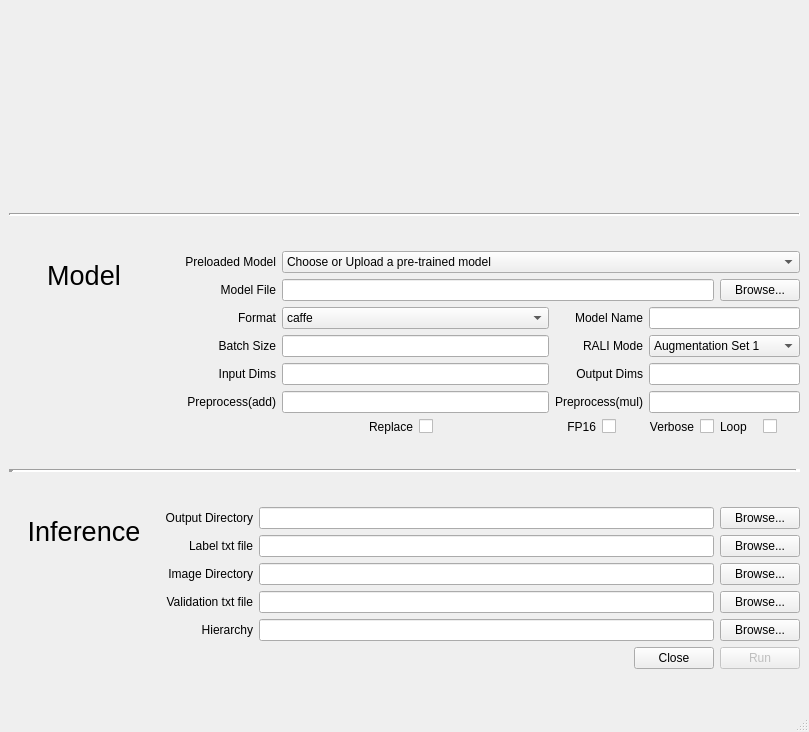
This is inference_control.ui in kiritigowda/MIVisionX-Validation-Tool as Qt 5 draws it before an edit. The edited form follows.
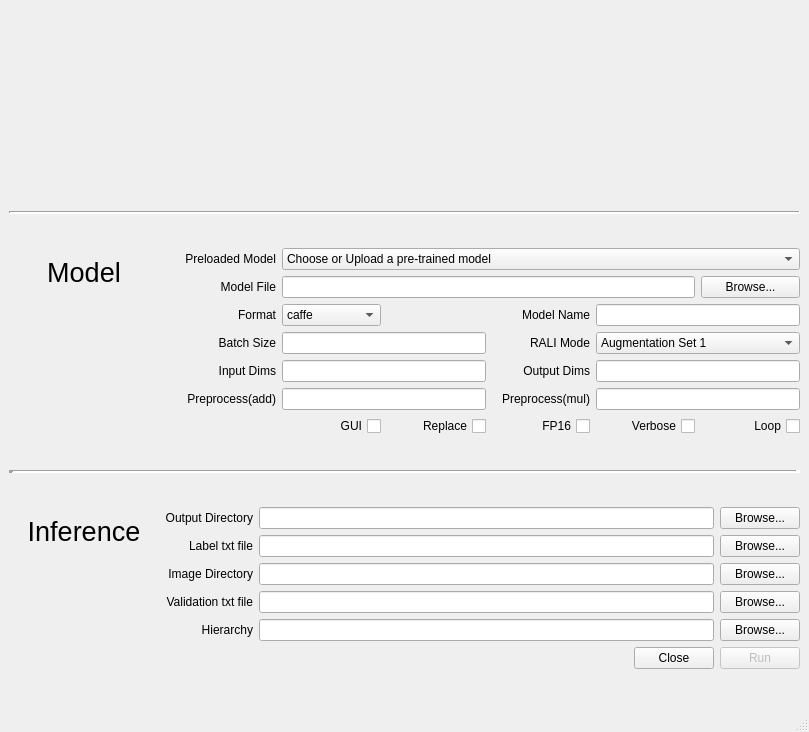
This is the edited form. Icons and pictures are not drawn.

Patch:
```diff
--- a/inference_control.ui
+++ b/inference_control.ui
@@ -131,7 +131,141 @@
     </item>
     <item>
      <layout class="QGridLayout" name="gridLayout">
-      <item row="3" column="4" colspan="2">
+      <item row="4" column="5" colspan="2">
+       <widget class="QLineEdit" name="odims_lineEdit">
+        <property name="text">
+         <string/>
+        </property>
+       </widget>
+      </item>
+      <item row="2" column="1">
+       <widget class="QLabel" name="format_label">
+        <property name="font">
+         <font>
+          <family>Ubuntu</family>
+         </font>
+        </property>
+        <property name="text">
+         <string>Format</string>
+        </property>
+        <property name="alignment">
+         <set>Qt::AlignRight|Qt::AlignTrailing|Qt::AlignVCenter</set>
+        </property>
+       </widget>
+      </item>
+      <item row="2" column="5" colspan="2">
+       <widget class="QLineEdit" name="name_lineEdit">
+        <property name="text">
+         <string/>
+        </property>
+       </widget>
+      </item>
+      <item row="6" column="4">
+       <widget class="QCheckBox" name="fp16_checkBox">
+        <property name="layoutDirection">
+         <enum>Qt::RightToLeft</enum>
+        </property>
+        <property name="text">
+         <string>FP16</string>
+        </property>
+       </widget>
+      </item>
+      <item row="5" column="4">
+       <widget class="QLabel" name="pmul_label">
+        <property name="font">
+         <font>
+          <family>Ubuntu</family>
+         </font>
+        </property>
+        <property name="text">
+         <string>Preprocess(mul)</string>
+        </property>
+        <property name="alignment">
+         <set>Qt::AlignRight|Qt::AlignTrailing|Qt::AlignVCenter</set>
+        </property>
+       </widget>
+      </item>
+      <item row="1" column="1">
+       <widget class="QLabel" name="file_label">
+        <property name="minimumSize">
+         <size>
+          <width>111</width>
+          <height>0</height>
+         </size>
+        </property>
+        <property name="font">
+         <font>
+          <family>Ubuntu</family>
+         </font>
+        </property>
+        <property name="text">
+         <string>Model File</string>
+        </property>
+        <property name="alignment">
+         <set>Qt::AlignRight|Qt::AlignTrailing|Qt::AlignVCenter</set>
+        </property>
+       </widget>
+      </item>
+      <item row="2" column="2">
+       <widget class="QComboBox" name="format_comboBox">
+        <property name="font">
+         <font>
+          <family>Ubuntu</family>
+         </font>
+        </property>
+        <item>
+         <property name="text">
+          <string>caffe</string>
+         </property>
+        </item>
+        <item>
+         <property name="text">
+          <string>onnx</string>
+         </property>
+        </item>
+        <item>
+         <property name="text">
+          <string>nnef</string>
+         </property>
+        </item>
+       </widget>
+      </item>
+      <item row="6" column="6">
+       <widget class="QCheckBox" name="loop_checkBox">
+        <property name="layoutDirection">
+         <enum>Qt::RightToLeft</enum>
+        </property>
+        <property name="text">
+         <string>Loop</string>
+        </property>
+       </widget>
+      </item>
+      <item row="5" column="1">
+       <widget class="QLabel" name="padd_label">
+        <property name="font">
+         <font>
+          <family>Ubuntu</family>
+         </font>
+        </property>
+        <property name="text">
+         <string>Preprocess(add)</string>
+        </property>
+        <property name="alignment">
+         <set>Qt::AlignRight|Qt::AlignTrailing|Qt::AlignVCenter</set>
+        </property>
+       </widget>
+      </item>
+      <item row="3" column="1">
+       <widget class="QLabel" name="batch_label">
+        <property name="text">
+         <string>Batch Size</string>
+        </property>
+        <property name="alignment">
+         <set>Qt::AlignRight|Qt::AlignTrailing|Qt::AlignVCenter</set>
+        </property>
+       </widget>
+      </item>
+      <item row="3" column="5" colspan="2">
        <widget class="QComboBox" name="mode_comboBox">
         <property name="enabled">
          <bool>true</bool>
@@ -153,67 +287,46 @@
         </item>
        </widget>
       </item>
-      <item row="6" column="3">
-       <layout class="QHBoxLayout" name="fp16_Layout">
-        <item>
-         <widget class="QLabel" name="fp16_label">
-          <property name="font">
-           <font>
-            <family>Ubuntu</family>
-           </font>
-          </property>
-          <property name="text">
-           <string>FP16</string>
-          </property>
-          <property name="alignment">
-           <set>Qt::AlignRight|Qt::AlignTrailing|Qt::AlignVCenter</set>
-          </property>
-         </widget>
-        </item>
-        <item>
-         <widget class="QCheckBox" name="fp16_checkBox">
-          <property name="text">
-           <string/>
-          </property>
-         </widget>
-        </item>
-       </layout>
+      <item row="5" column="5" colspan="2">
+       <widget class="QLineEdit" name="pmul_lineEdit">
+        <property name="text">
+         <string/>
+        </property>
+       </widget>
       </item>
-      <item row="0" column="1">
-       <widget class="QLabel" name="upload_label">
-        <property name="layoutDirection">
-         <enum>Qt::RightToLeft</enum>
+      <item row="2" column="4">
+       <widget class="QLabel" name="name_label">
+        <property name="text">
+         <string>Model Name</string>
         </property>
+        <property name="alignment">
+         <set>Qt::AlignRight|Qt::AlignTrailing|Qt::AlignVCenter</set>
+        </property>
+       </widget>
+      </item>
+      <item row="4" column="4">
+       <widget class="QLabel" name="odims_label">
+        <property name="font">
+         <font>
+          <family>Ubuntu</family>
+         </font>
+        </property>
         <property name="text">
-         <string>Preloaded Model</string>
+         <string>Output Dims</string>
         </property>
         <property name="alignment">
          <set>Qt::AlignRight|Qt::AlignTrailing|Qt::AlignVCenter</set>
         </property>
        </widget>
       </item>
-      <item row="6" column="2">
-       <layout class="QHBoxLayout" name="replace_Layout">
-        <item>
-         <widget class="QLabel" name="replace_label">
-          <property name="text">
-           <string>Replace</string>
-          </property>
-          <property name="alignment">
-           <set>Qt::AlignRight|Qt::AlignTrailing|Qt::AlignVCenter</set>
-          </property>
-         </widget>
-        </item>
-        <item>
-         <widget class="QCheckBox" name="replace_checkBox">
-          <property name="text">
-           <string/>
-          </property>
-         </widget>
-        </item>
-       </layout>
+      <item row="1" column="6">
+       <widget class="QPushButton" name="file_pushButton">
+        <property name="text">
+         <string>Browse...</string>
+        </property>
+       </widget>
       </item>
-      <item row="0" column="0" rowspan="6">
+      <item row="0" column="0" rowspan="4">
        <widget class="QFrame" name="model_frame">
         <property name="sizePolicy">
          <sizepolicy hsizetype="MinimumExpanding" vsizetype="Preferred">
@@ -274,27 +387,6 @@
         </layout>
        </widget>
       </item>
-      <item row="1" column="1">
-       <widget class="QLabel" name="file_label">
-        <property name="minimumSize">
-         <size>
-          <width>111</width>
-          <height>0</height>
-         </size>
-        </property>
-        <property name="font">
-         <font>
-          <family>Ubuntu</family>
-         </font>
-        </property>
-        <property name="text">
-         <string>Model File</string>
-        </property>
-        <property name="alignment">
-         <set>Qt::AlignRight|Qt::AlignTrailing|Qt::AlignVCenter</set>
-        </property>
-       </widget>
-      </item>
       <item row="4" column="1">
        <widget class="QLabel" name="idims__label">
         <property name="font">
@@ -310,113 +402,47 @@
         </property>
        </widget>
       </item>
-      <item row="3" column="1">
-       <widget class="QLabel" name="batch_label">
-        <property name="text">
-         <string>Batch Size</string>
+      <item row="0" column="1">
+       <widget class="QLabel" name="upload_label">
+        <property name="layoutDirection">
+         <enum>Qt::RightToLeft</enum>
         </property>
-        <property name="alignment">
-         <set>Qt::AlignRight|Qt::AlignTrailing|Qt::AlignVCenter</set>
-        </property>
-       </widget>
-      </item>
-      <item row="6" column="5">
-       <layout class="QHBoxLayout" name="loop_Layout" stretch="0,0">
-        <item>
-         <widget class="QLabel" name="loop_label">
-          <property name="text">
-           <string>Loop</string>
-          </property>
-         </widget>
-        </item>
-        <item>
-         <widget class="QCheckBox" name="loop_checkBox">
-          <property name="text">
-           <string/>
-          </property>
-         </widget>
-        </item>
-       </layout>
-      </item>
-      <item row="5" column="2">
-       <widget class="QLineEdit" name="padd_lineEdit">
         <property name="text">
-         <string/>
+         <string>Preloaded Model</string>
         </property>
-       </widget>
-      </item>
-      <item row="2" column="4" colspan="2">
-       <widget class="QLineEdit" name="name_lineEdit">
-        <property name="text">
-         <string/>
-        </property>
-       </widget>
-      </item>
-      <item row="5" column="3">
-       <widget class="QLabel" name="pmul_label">
-        <property name="font">
-         <font>
-          <family>Ubuntu</family>
-         </font>
-        </property>
-        <property name="text">
-         <string>Preprocess(mul)</string>
-        </property>
         <property name="alignment">
          <set>Qt::AlignRight|Qt::AlignTrailing|Qt::AlignVCenter</set>
         </property>
        </widget>
       </item>
-      <item row="6" column="4">
-       <layout class="QHBoxLayout" name="verbose_Layout">
-        <item>
-         <widget class="QLabel" name="verbose_label">
-          <property name="text">
-           <string>Verbose</string>
-          </property>
-          <property name="alignment">
-           <set>Qt::AlignRight|Qt::AlignTrailing|Qt::AlignVCenter</set>
-          </property>
-         </widget>
-        </item>
-        <item>
-         <widget class="QCheckBox" name="verbose_checkBox">
-          <property name="text">
-           <string/>
-          </property>
-         </widget>
-        </item>
-       </layout>
-      </item>
-      <item row="2" column="3">
-       <widget class="QLabel" name="name_label">
-        <property name="text">
-         <string>Model Name</string>
-        </property>
-        <property name="alignment">
-         <set>Qt::AlignRight|Qt::AlignTrailing|Qt::AlignVCenter</set>
-        </property>
-       </widget>
-      </item>
-      <item row="4" column="3">
-       <widget class="QLabel" name="odims_label">
-        <property name="font">
-         <font>
-          <family>Ubuntu</family>
-         </font>
-        </property>
-        <property name="text">
-         <string>Output Dims</string>
-        </property>
-        <property name="alignment">
-         <set>Qt::AlignRight|Qt::AlignTrailing|Qt::AlignVCenter</set>
-        </property>
-       </widget>
-      </item>
-      <item row="3" column="2">
+      <item row="3" column="2" colspan="2">
        <widget class="QLineEdit" name="batch_lineEdit"/>
       </item>
-      <item row="3" column="3">
+      <item row="4" column="2" colspan="2">
+       <widget class="QLineEdit" name="idims_lineEdit">
+        <property name="text">
+         <string/>
+        </property>
+       </widget>
+      </item>
+      <item row="5" column="2" colspan="2">
+       <widget class="QLineEdit" name="padd_lineEdit">
+        <property name="text">
+         <string/>
+        </property>
+       </widget>
+      </item>
+      <item row="6" column="5">
+       <widget class="QCheckBox" name="verbose_checkBox">
+        <property name="layoutDirection">
+         <enum>Qt::RightToLeft</enum>
+        </property>
+        <property name="text">
+         <string>Verbose</string>
+        </property>
+       </widget>
+      </item>
+      <item row="3" column="4">
        <widget class="QLabel" name="mode_label">
         <property name="text">
          <string>RALI Mode</string>
@@ -426,52 +452,27 @@
         </property>
        </widget>
       </item>
-      <item row="1" column="5">
-       <widget class="QPushButton" name="file_pushButton">
-        <property name="text">
-         <string>Browse...</string>
+      <item row="6" column="3">
+       <widget class="QCheckBox" name="replace_checkBox">
+        <property name="layoutDirection">
+         <enum>Qt::RightToLeft</enum>
         </property>
-       </widget>
-      </item>
-      <item row="0" column="2" colspan="4">
-       <widget class="QComboBox" name="upload_comboBox">
-        <item>
-         <property name="text">
-          <string>Choose or Upload a pre-trained model</string>
-         </property>
-        </item>
-       </widget>
-      </item>
-      <item row="5" column="4" colspan="2">
-       <widget class="QLineEdit" name="pmul_lineEdit">
         <property name="text">
-         <string/>
+         <string>Replace</string>
         </property>
        </widget>
       </item>
-      <item row="4" column="2">
-       <widget class="QLineEdit" name="idims_lineEdit">
-        <property name="text">
-         <string/>
+      <item row="6" column="2">
+       <widget class="QCheckBox" name="gui_checkBox">
+        <property name="layoutDirection">
+         <enum>Qt::RightToLeft</enum>
         </property>
-       </widget>
-      </item>
-      <item row="5" column="1">
-       <widget class="QLabel" name="padd_label">
-        <property name="font">
-         <font>
-          <family>Ubuntu</family>
-         </font>
-        </property>
         <property name="text">
-         <string>Preprocess(add)</string>
+         <string>GUI</string>
         </property>
-        <property name="alignment">
-         <set>Qt::AlignRight|Qt::AlignTrailing|Qt::AlignVCenter</set>
-        </property>
        </widget>
       </item>
-      <item row="1" column="2" colspan="3">
+      <item row="1" column="2" colspan="4">
        <widget class="QLineEdit" name="file_lineEdit">
         <property name="sizePolicy">
          <sizepolicy hsizetype="Expanding" vsizetype="Preferred">
@@ -484,50 +485,13 @@
         </property>
        </widget>
       </item>
-      <item row="2" column="2">
-       <widget class="QComboBox" name="format_comboBox">
-        <property name="font">
-         <font>
-          <family>Ubuntu</family>
-         </font>
-        </property>
+      <item row="0" column="2" colspan="5">
+       <widget class="QComboBox" name="upload_comboBox">
         <item>
          <property name="text">
-          <string>caffe</string>
+          <string>Choose or Upload a pre-trained model</string>
          </property>
         </item>
-        <item>
-         <property name="text">
-          <string>onnx</string>
-         </property>
-        </item>
-        <item>
-         <property name="text">
-          <string>nnef</string>
-         </property>
-        </item>
-       </widget>
-      </item>
-      <item row="2" column="1">
-       <widget class="QLabel" name="format_label">
-        <property name="font">
-         <font>
-          <family>Ubuntu</family>
-         </font>
-        </property>
-        <property name="text">
-         <string>Format</string>
-        </property>
-        <property name="alignment">
-         <set>Qt::AlignRight|Qt::AlignTrailing|Qt::AlignVCenter</set>
-        </property>
-       </widget>
-      </item>
-      <item row="4" column="4" colspan="2">
-       <widget class="QLineEdit" name="odims_lineEdit">
-        <property name="text">
-         <string/>
-        </property>
        </widget>
       </item>
      </layout>
```
Left out of the diff: 1 changed line with no effect on the pictures.
